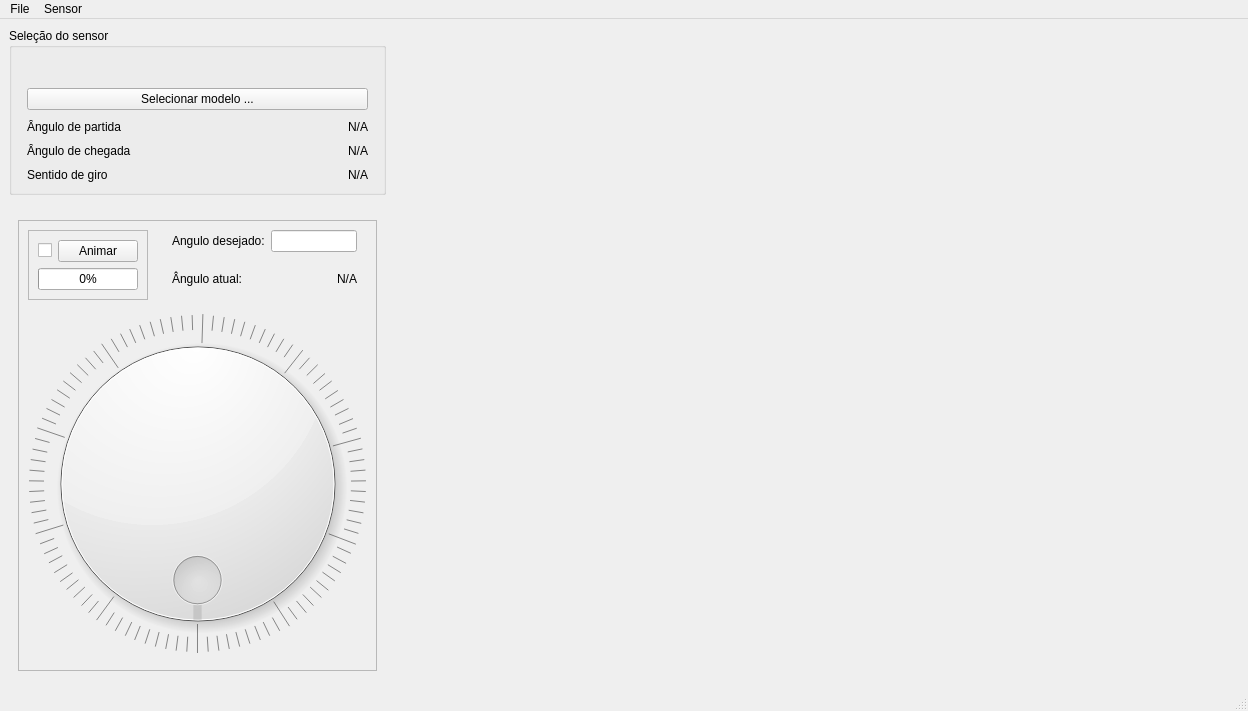
Before: the Qt Designer form mainwindow.ui in LucasDuarte026/QTMaat, drawn with Qt 5.
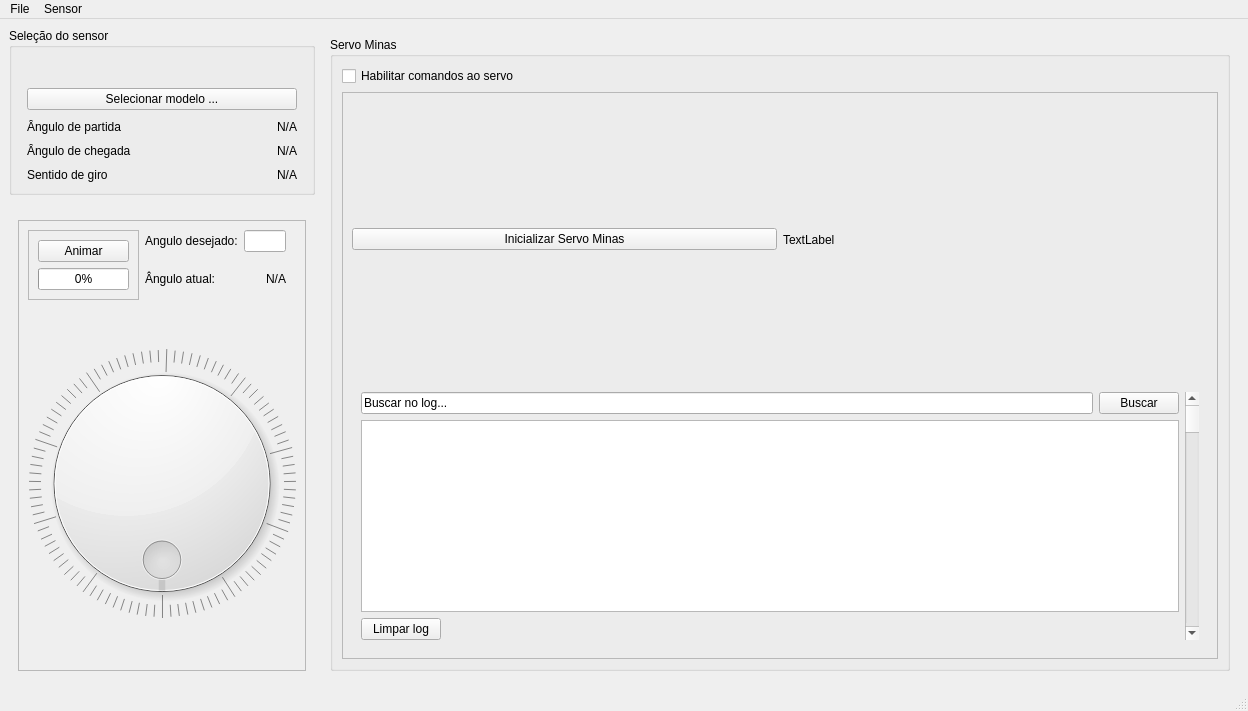
After: the same form once the commit is applied. Icons and pictures are not drawn.

Commit message: Ponto de checagem da comunicação ehtercat dentro da classe ServoMinas - inicializa

```diff
--- a/mainwindow.ui
+++ b/mainwindow.ui
@@ -17,7 +17,7 @@
    <bool>false</bool>
   </property>
   <widget class="QWidget" name="centralwidget">
-   <layout class="QHBoxLayout" name="horizontalLayout_2" stretch="4,9">
+   <layout class="QHBoxLayout" name="horizontalLayout_2" stretch="1,3">
     <item>
      <layout class="QVBoxLayout" name="left_tab" stretch="0,0,10">
       <item>
@@ -205,16 +205,6 @@
                     <layout class="QVBoxLayout" name="verticalLayout_6">
                      <item>
                       <layout class="QHBoxLayout" name="horizontalLayout_8">
-                       <item>
-                        <widget class="QCheckBox" name="checkBox">
-                         <property name="cursor">
-                          <cursorShape>PointingHandCursor</cursorShape>
-                         </property>
-                         <property name="text">
-                          <string/>
-                         </property>
-                        </widget>
-                       </item>
                        <item>
                         <widget class="QPushButton" name="animate_dial_button">
                          <property name="text">
@@ -335,43 +325,139 @@
      </layout>
     </item>
     <item>
-     <layout class="QVBoxLayout" name="right_tab">
+     <layout class="QVBoxLayout" name="right_tab" stretch="0">
       <item>
        <widget class="QWidget" name="widget" native="true">
-        <widget class="QLabel" name="label_greenCircle">
-         <property name="geometry">
-          <rect>
-           <x>90</x>
-           <y>412</y>
-           <width>201</width>
-           <height>151</height>
-          </rect>
-         </property>
-         <property name="sizePolicy">
-          <sizepolicy hsizetype="Ignored" vsizetype="Ignored">
-           <horstretch>0</horstretch>
-           <verstretch>0</verstretch>
-          </sizepolicy>
-         </property>
-         <property name="autoFillBackground">
-          <bool>false</bool>
-         </property>
-         <property name="frameShape">
-          <enum>QFrame::Shape::NoFrame</enum>
-         </property>
-         <property name="frameShadow">
-          <enum>QFrame::Shadow::Raised</enum>
-         </property>
-         <property name="text">
-          <string/>
-         </property>
-         <property name="pixmap">
-          <pixmap resource="resources.qrc">:/images/resources/green_circle.png</pixmap>
-         </property>
-         <property name="scaledContents">
-          <bool>true</bool>
-         </property>
-        </widget>
+        <layout class="QHBoxLayout" name="horizontalLayout_9">
+         <item>
+          <widget class="QGroupBox" name="groupBox">
+           <property name="title">
+            <string>Servo Minas</string>
+           </property>
+           <layout class="QVBoxLayout" name="verticalLayout_7">
+            <item>
+             <widget class="QCheckBox" name="enable_servo_communication">
+              <property name="sizePolicy">
+               <sizepolicy hsizetype="MinimumExpanding" vsizetype="Fixed">
+                <horstretch>0</horstretch>
+                <verstretch>0</verstretch>
+               </sizepolicy>
+              </property>
+              <property name="cursor">
+               <cursorShape>PointingHandCursor</cursorShape>
+              </property>
+              <property name="text">
+               <string>Habilitar comandos ao servo</string>
+              </property>
+              <property name="checkable">
+               <bool>true</bool>
+              </property>
+             </widget>
+            </item>
+            <item>
+             <widget class="QFrame" name="frame_2">
+              <property name="frameShape">
+               <enum>QFrame::Shape::StyledPanel</enum>
+              </property>
+              <property name="frameShadow">
+               <enum>QFrame::Shadow::Raised</enum>
+              </property>
+              <layout class="QVBoxLayout" name="verticalLayout_11">
+               <item>
+                <layout class="QHBoxLayout" name="horizontalLayout_13">
+                 <item>
+                  <widget class="QPushButton" name="init_servo_button">
+                   <property name="text">
+                    <string>Inicializar Servo Minas</string>
+                   </property>
+                  </widget>
+                 </item>
+                 <item>
+                  <widget class="QLabel" name="label_2">
+                   <property name="text">
+                    <string>TextLabel</string>
+                   </property>
+                  </widget>
+                 </item>
+                </layout>
+               </item>
+               <item>
+                <widget class="QWidget" name="logPlaceHolder" native="true">
+                 <property name="sizePolicy">
+                  <sizepolicy hsizetype="Preferred" vsizetype="Maximum">
+                   <horstretch>0</horstretch>
+                   <verstretch>0</verstretch>
+                  </sizepolicy>
+                 </property>
+                 <layout class="QVBoxLayout" name="verticalLayout_9">
+                  <item>
+                   <layout class="QHBoxLayout" name="horizontalLayout_10">
+                    <item>
+                     <layout class="QVBoxLayout" name="verticalLayout_8">
+                      <item>
+                       <layout class="QHBoxLayout" name="horizontalLayout_11">
+                        <item>
+                         <widget class="QLineEdit" name="search_line_log">
+                          <property name="sizePolicy">
+                           <sizepolicy hsizetype="MinimumExpanding" vsizetype="Fixed">
+                            <horstretch>0</horstretch>
+                            <verstretch>0</verstretch>
+                           </sizepolicy>
+                          </property>
+                          <property name="inputMask">
+                           <string/>
+                          </property>
+                          <property name="text">
+                           <string extracomment="wadwd">Buscar no log...</string>
+                          </property>
+                          <property name="echoMode">
+                           <enum>QLineEdit::EchoMode::Normal</enum>
+                          </property>
+                          <property name="cursorPosition">
+                           <number>16</number>
+                          </property>
+                         </widget>
+                        </item>
+                        <item>
+                         <widget class="QPushButton" name="search_log_button">
+                          <property name="text">
+                           <string>Buscar</string>
+                          </property>
+                         </widget>
+                        </item>
+                       </layout>
+                      </item>
+                      <item>
+                       <widget class="QTextEdit" name="log_screen"/>
+                      </item>
+                      <item alignment="Qt::AlignmentFlag::AlignLeft">
+                       <widget class="QPushButton" name="clean_log_button">
+                        <property name="text">
+                         <string>Limpar log</string>
+                        </property>
+                       </widget>
+                      </item>
+                     </layout>
+                    </item>
+                    <item>
+                     <widget class="QScrollBar" name="log_scroll_bar">
+                      <property name="orientation">
+                       <enum>Qt::Orientation::Vertical</enum>
+                      </property>
+                     </widget>
+                    </item>
+                   </layout>
+                  </item>
+                 </layout>
+                </widget>
+               </item>
+              </layout>
+             </widget>
+            </item>
+           </layout>
+          </widget>
+         </item>
+        </layout>
        </widget>
       </item>
      </layout>
```
Left out of the diff: 6 changed lines with no effect on the pictures. The commit also changes 9 other files.
